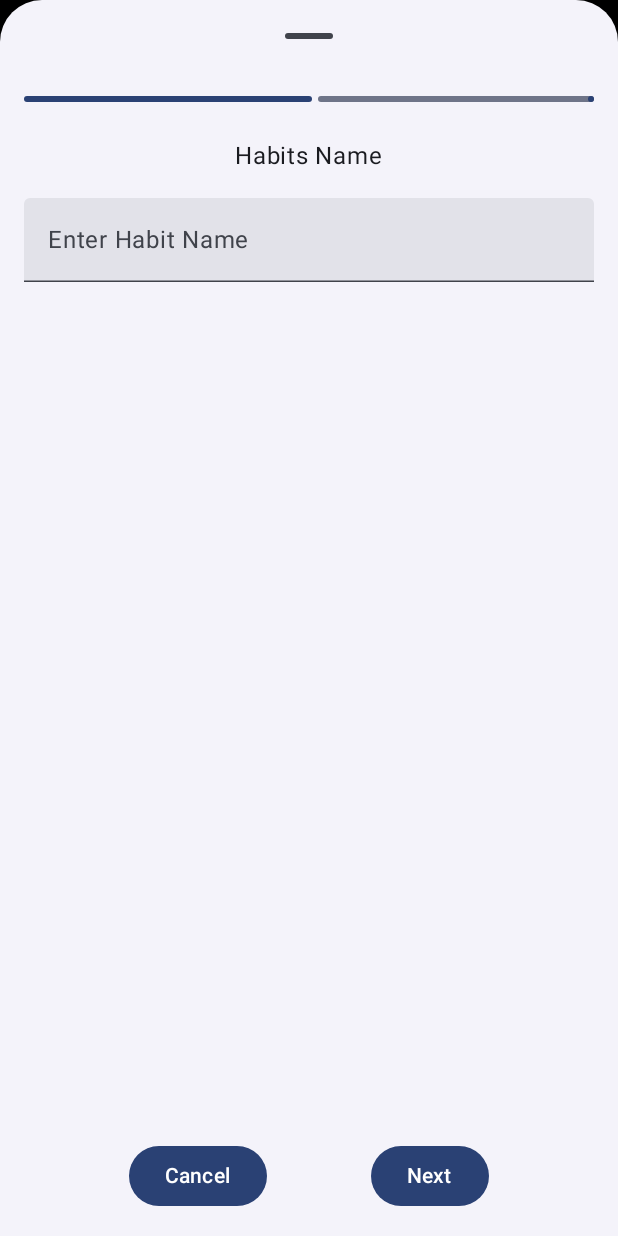
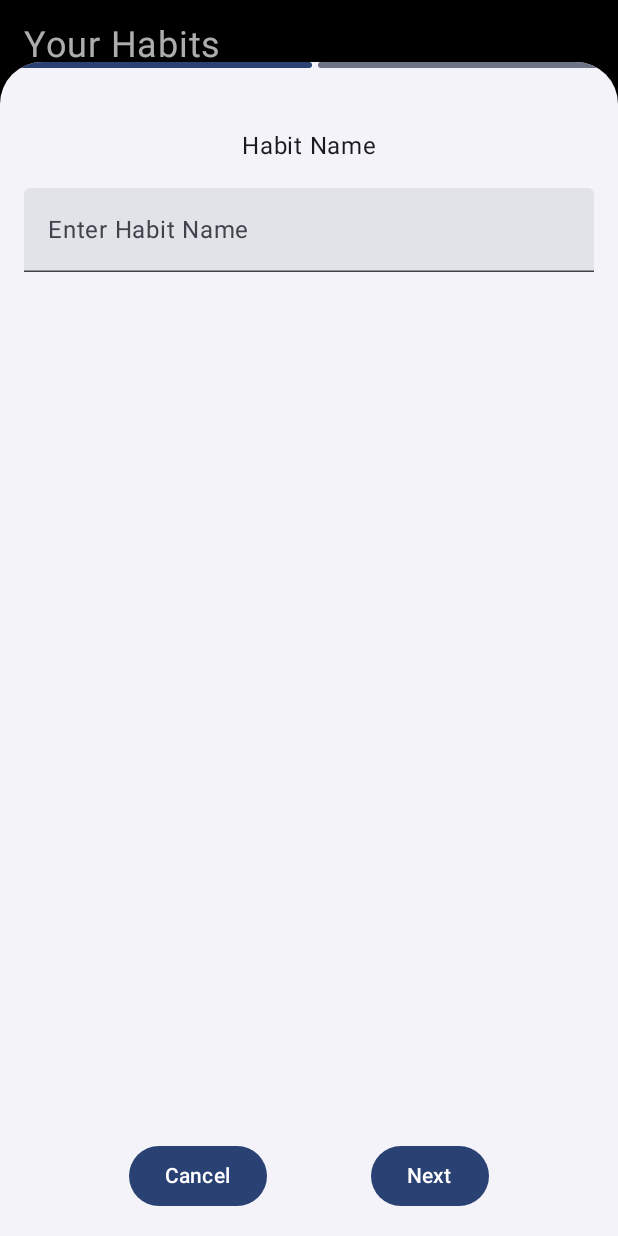
Before and after one commit to Kami-Software/Sun-Android, an Android app built with Jetpack Compose: the screen it shows after launch (MainActivity), after a tap on "Button Icon", on a phone screen of 412 x 824 dp. Run offline under Robolectric (Android 15) with nearby library versions, the phone set to English and light mode, and no system bars.

Commit message:
Edit: SheetBar No Drag Line

```diff
--- a/app/src/main/java/com/example/sun_android/sun/presentation/components/FirstPageContent.kt
+++ b/app/src/main/java/com/example/sun_android/sun/presentation/components/FirstPageContent.kt
@@ -30,23 +30,15 @@ fun FirstPageContent(
             .fillMaxSize()
             .padding(16.dp)
     ) {
-        // Progress bar
-        LinearProgressIndicator(
-            progress = 0.5f,
-            modifier = Modifier.fillMaxWidth()
-        )
-
         Spacer(modifier = Modifier.height(24.dp))
 
-        // Title
         Text(
-            text = "Habits Name",
+            text = "Habit Name",
             modifier = Modifier.align(Alignment.CenterHorizontally)
         )
 
         Spacer(modifier = Modifier.height(16.dp))
 
-        // TextField
         TextField(
             value = habitName,
             onValueChange = onHabitNameChange,
@@ -56,16 +48,15 @@ fun FirstPageContent(
 
         Spacer(modifier = Modifier.weight(1f))
 
-        // Buttons
         Row(
             modifier = Modifier.fillMaxWidth(),
             horizontalArrangement = Arrangement.SpaceEvenly
         ) {
             Button(onClick = onCancel) {
-                Text(text = "Cancel")
+                Text("Cancel")
             }
             Button(onClick = onNext) {
-                Text(text = "Next")
+                Text("Next")
             }
         }
     }
--- a/app/src/main/java/com/example/sun_android/sun/presentation/components/ModularSheetBar.kt
+++ b/app/src/main/java/com/example/sun_android/sun/presentation/components/ModularSheetBar.kt
@@ -1,23 +1,49 @@
 package com.example.sun_android.sun.presentation.components
 
+import androidx.compose.foundation.layout.Column
+import androidx.compose.foundation.layout.fillMaxWidth
+import androidx.compose.foundation.layout.height
+import androidx.compose.foundation.layout.heightIn
+import androidx.compose.foundation.layout.padding
+import androidx.compose.material3.Button
 import androidx.compose.material3.ExperimentalMaterial3Api
+import androidx.compose.material3.LinearProgressIndicator
 import androidx.compose.material3.ModalBottomSheet
+import androidx.compose.material3.Text
 import androidx.compose.material3.rememberModalBottomSheetState
 import androidx.compose.runtime.Composable
+import androidx.compose.ui.Modifier
+import androidx.compose.ui.platform.LocalConfiguration
+import androidx.compose.ui.unit.dp
 
 @OptIn(ExperimentalMaterial3Api::class)
 @Composable
 fun ModularSheetBar(
     showSheet: Boolean,
     onDismissRequest: () -> Unit,
+    progress: Float,
     content: @Composable () -> Unit
 ) {
+    val configuration = LocalConfiguration.current
+    val screenHeight = configuration.screenHeightDp.dp
     if (showSheet) {
         ModalBottomSheet(
             onDismissRequest = onDismissRequest,
-            sheetState = rememberModalBottomSheetState(skipPartiallyExpanded = true)
+            sheetState = rememberModalBottomSheetState(skipPartiallyExpanded = true),
+            dragHandle = null, // Set dragHandle to null to remove the default line
+
         ) {
-            content()
+            Column(
+                modifier = Modifier
+                    .fillMaxWidth()
+                    .heightIn(max = screenHeight * 0.95f)
+            ) {
+                LinearProgressIndicator(
+                    progress = progress,
+                    modifier = Modifier.fillMaxWidth()
+                )
+                content()
+            }
         }
     }
 }
--- a/app/src/main/java/com/example/sun_android/sun/presentation/components/SecondPageContent.kt
+++ b/app/src/main/java/com/example/sun_android/sun/presentation/components/SecondPageContent.kt
@@ -31,15 +31,8 @@ fun SecondPageContent(
             .fillMaxSize()
             .padding(16.dp)
     ) {
-        // Progress bar
-        LinearProgressIndicator(
-            progress = 1.0f,
-            modifier = Modifier.fillMaxWidth()
-        )
-
         Spacer(modifier = Modifier.height(24.dp))
 
-        // Title
         Text(
             text = "Additional Details",
             modifier = Modifier.align(Alignment.CenterHorizontally)
@@ -47,7 +40,6 @@ fun SecondPageContent(
 
         Spacer(modifier = Modifier.height(16.dp))
 
-        // TextField
         TextField(
             value = additionalInput,
             onValueChange = onAdditionalInputChange,
@@ -57,16 +49,15 @@ fun SecondPageContent(
 
         Spacer(modifier = Modifier.weight(1f))
 
-        // Buttons
         Row(
             modifier = Modifier.fillMaxWidth(),
             horizontalArrangement = Arrangement.SpaceEvenly
         ) {
             Button(onClick = onBack) {
-                Text(text = "Back")
+                Text("Back")
             }
             Button(onClick = onSave) {
-                Text(text = "Save")
+                Text("Save")
             }
         }
     }
--- a/app/src/main/java/com/example/sun_android/sun/presentation/navigation/CustomBottomNav.kt
+++ b/app/src/main/java/com/example/sun_android/sun/presentation/navigation/CustomBottomNav.kt
@@ -39,6 +39,7 @@ fun CustomBottomNavigation(
 ) {
     var currentPage by remember { mutableStateOf(1) }
     var habitName by remember { mutableStateOf("") }
+    val totalPages = 2 // Total number of pages
     var additionalInput by remember { mutableStateOf("") }
     val items = listOf(
         Screens.HabbitsScreen, Screens.SwipeScreen, Screens.StatisticsScreen
@@ -104,11 +105,13 @@ fun CustomBottomNavigation(
         CustomBottomNavigationItem(item = items[2], isSelected = items[2].id == currentScreenId) {
             onItemSelected(items[2])
         }
+        val progress = currentPage.toFloat() / totalPages
 
         ModularSheetBar(
             showSheet = showSheet.value,
-            onDismissRequest = { showSheet.value = false }
-        ) {
+            onDismissRequest = { showSheet.value = false },
+            progress = progress,
+            ) {
             when (currentPage) {
                 1 -> FirstPageContent(
                     habitName = habitName,
```
